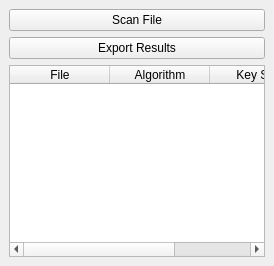
Old version of the form openssl_agent/src/pqc_agent.ui in the repository amirza0506/openssl_autotlssetup.
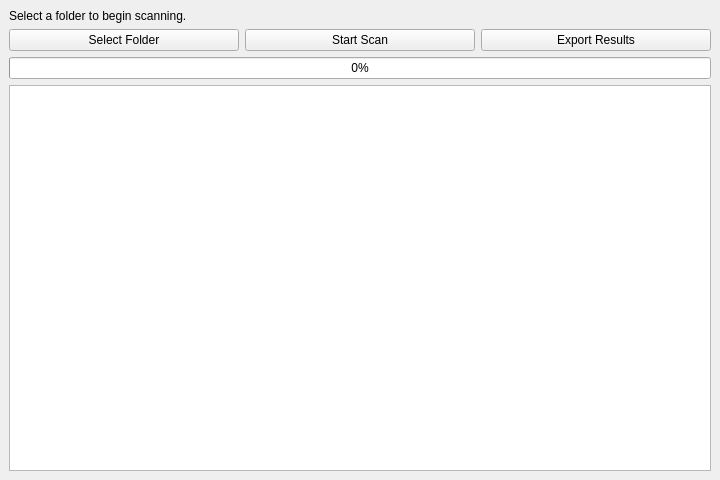
New version of the form.

Diff of the .ui file:
```diff
--- a/openssl_agent/src/pqc_agent.ui
+++ b/openssl_agent/src/pqc_agent.ui
@@ -2,50 +2,35 @@
 <ui version="4.0">
  <class>PQC_Agent</class>
  <widget class="QMainWindow" name="PQC_Agent">
+  <property name="geometry">
+   <rect>
+    <x>0</x>
+    <y>0</y>
+    <width>720</width>
+    <height>480</height>
+   </rect>
+  </property>
   <property name="windowTitle">
    <string>PQC Agent</string>
   </property>
   <widget class="QWidget" name="centralwidget">
    <layout class="QVBoxLayout" name="verticalLayout">
     <item>
-     <widget class="QPushButton" name="scanButton">
+     <widget class="QLabel" name="labelStatus">
       <property name="text">
-       <string>Scan File</string>
+       <string>Select a folder to begin scanning.</string>
       </property>
      </widget>
     </item>
     <item>
-     <widget class="QPushButton" name="exportButton">
-      <property name="text">
-       <string>Export Results</string>
-      </property>
-     </widget>
+     <layout class="QHBoxLayout" name="buttonLayout">
+      <item><widget class="QPushButton" name="btnSelect"><property name="text"><string>Select Folder</string></property></widget></item>
+      <item><widget class="QPushButton" name="btnScan"><property name="text"><string>Start Scan</string></property></widget></item>
+      <item><widget class="QPushButton" name="btnExport"><property name="text"><string>Export Results</string></property></widget></item>
+     </layout>
     </item>
-    <item>
-     <widget class="QTableWidget" name="tableWidget">
-      <property name="columnCount">
-       <number>3</number>
-      </property>
-      <property name="rowCount">
-       <number>0</number>
-      </property>
-      <column>
-       <property name="text">
-        <string>File</string>
-       </property>
-      </column>
-      <column>
-       <property name="text">
-        <string>Algorithm</string>
-       </property>
-      </column>
-      <column>
-       <property name="text">
-        <string>Key Size</string>
-       </property>
-      </column>
-     </widget>
-    </item>
+    <item><widget class="QProgressBar" name="progressBar"><property name="value"><number>0</number></property></widget></item>
+    <item><widget class="QPlainTextEdit" name="outputText"><property name="readOnly"><bool>true</bool></property></widget></item>
    </layout>
   </widget>
  </widget>
```
